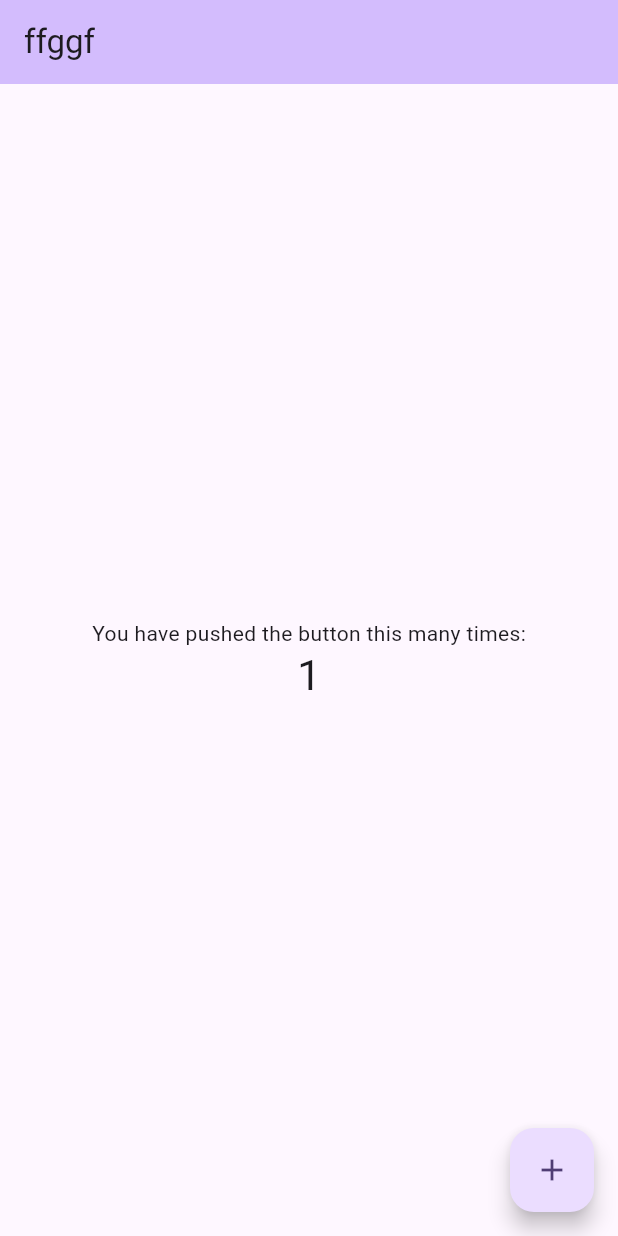
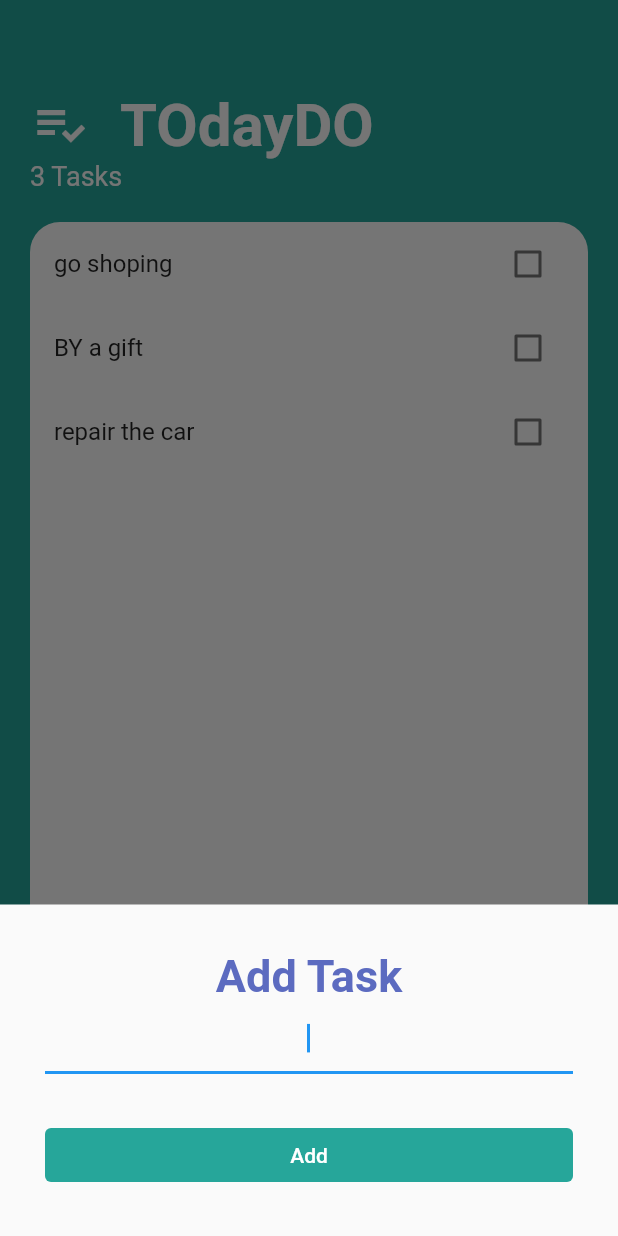
Before and after one commit to fatkarkach/mytask, a Flutter app: the screen it shows after launch, after a tap on the "add" icon, on a phone screen of 412 x 824 dp. Run offline on Flutter 3.47's test engine with Material 2 defaults, Android fonts, the phone set to English and light mode, and no system bars; missing offline and left inert: dart:ffi.

Commit message:
version 2

```diff
--- a/lib/main.dart
+++ b/lib/main.dart
@@ -1,125 +1,17 @@
 import 'package:flutter/material.dart';
+import 'screens/tasks_screen.dart';
 
 void main() {
   runApp(const MyApp());
 }
 
 class MyApp extends StatelessWidget {
-  const MyApp({super.key});
+  const MyApp({Key? key}) : super(key: key);
 
-  // This widget is the root of your application.
   @override
   Widget build(BuildContext context) {
     return MaterialApp(
-      title: 'Flutter Demo',
-      theme: ThemeData(
-        // This is the theme of your application.
-        //
-        // TRY THIS: Try running your application with "flutter run". You'll see
-        // the application has a blue toolbar. Then, without quitting the app,
-        // try changing the seedColor in the colorScheme below to Colors.green
-        // and then invoke "hot reload" (save your changes or press the "hot
-        // reload" button in a Flutter-supported IDE, or press "r" if you used
-        // the command line to start the app).
-        //
-        // Notice that the counter didn't reset back to zero; the application
-        // state is not lost during the reload. To reset the state, use hot
-        // restart instead.
-        //
-        // This works for code too, not just values: Most code changes can be
-        // tested with just a hot reload.
-        colorScheme: ColorScheme.fromSeed(seedColor: Colors.deepPurple),
-        useMaterial3: true,
-      ),
-      home: const MyHomePage(title: 'ffggf'),
+      home: TasksScreen(),
     );
   }
 }
-
-class MyHomePage extends StatefulWidget {
-  const MyHomePage({super.key, required this.title});
-
-  // This widget is the home page of your application. It is stateful, meaning
-  // that it has a State object (defined below) that contains fields that affect
-  // how it looks.
-
-  // This class is the configuration for the state. It holds the values (in this
-  // case the title) provided by the parent (in this case the App widget) and
-  // used by the build method of the State. Fields in a Widget subclass are
-  // always marked "final".
-
-  final String title;
-
-  @override
-  State<MyHomePage> createState() => _MyHomePageState();
-}
-
-class _MyHomePageState extends State<MyHomePage> {
-  int _counter = 0;
-
-  void _incrementCounter() {
-    setState(() {
-      // This call to setState tells the Flutter framework that something has
-      // changed in this State, which causes it to rerun the build method below
-      // so that the display can reflect the updated values. If we changed
-      // _counter without calling setState(), then the build method would not be
-      // called again, and so nothing would appear to happen.
-      _counter++;
-    });
-  }
-
-  @override
-  Widget build(BuildContext context) {
-    // This method is rerun every time setState is called, for instance as done
-    // by the _incrementCounter method above.
-    //
-    // The Flutter framework has been optimized to make rerunning build methods
-    // fast, so that you can just rebuild anything that needs updating rather
-    // than having to individually change instances of widgets.
-    return Scaffold(
-      appBar: AppBar(
-        // TRY THIS: Try changing the color here to a specific color (to
-        // Colors.amber, perhaps?) and trigger a hot reload to see the AppBar
-        // change color while the other colors stay the same.
-        backgroundColor: Theme.of(context).colorScheme.inversePrimary,
-        // Here we take the value from the MyHomePage object that was created by
-        // the App.build method, and use it to set our appbar title.
-        title: Text(widget.title),
-      ),
-      body: Center(
-        // Center is a layout widget. It takes a single child and positions it
-        // in the middle of the parent.
-        child: Column(
-          // Column is also a layout widget. It takes a list of children and
-          // arranges them vertically. By default, it sizes itself to fit its
-          // children horizontally, and tries to be as tall as its parent.
-          //
-          // Column has various properties to control how it sizes itself and
-          // how it positions its children. Here we use mainAxisAlignment to
-          // center the children vertically; the main axis here is the vertical
-          // axis because Columns are vertical (the cross axis would be
-          // horizontal).
-          //
-          // TRY THIS: Invoke "debug painting" (choose the "Toggle Debug Paint"
-          // action in the IDE, or press "p" in the console), to see the
-          // wireframe for each widget.
-          mainAxisAlignment: MainAxisAlignment.center,
-          children: <Widget>[
-            const Text(
-              'You have pushed the button this many times:',
-            ),
-            Text(
-              '$_counter',
-              style: Theme.of(context).textTheme.headlineMedium,
-            ),
-          ],
-        ),
-      ),
-      floatingActionButton: FloatingActionButton(
-        onPressed: _incrementCounter,
-        tooltip: 'Increment',
-        child: const Icon(Icons.add),
-      ), // This trailing comma makes auto-formatting nicer for build methods.
-    );
-  }
-}
--- /dev/null
+++ b/lib/models/task.dart
@@ -0,0 +1,8 @@
+class Task {
+  final String name;
+  bool isDone;
+  Task({required this.name, this.isDone = false});
+  void donechange() {
+    isDone = !isDone;
+  }
+}
--- /dev/null
+++ b/lib/screens/add_task_screen.dart
@@ -0,0 +1,49 @@
+// ignore_for_file: prefer_const_literals_to_create_immutables, prefer_const_constructors
+import 'package:flutter/material.dart';
+
+class AddTaskScreen extends StatelessWidget {
+  final Function addTaskCallback;
+  AddTaskScreen(this.addTaskCallback);
+
+  @override
+  Widget build(BuildContext context) {
+    String? newTaskTitle;
+    return Container(
+      padding: EdgeInsets.all(30),
+      child: Column(
+        crossAxisAlignment: CrossAxisAlignment.stretch,
+        children: [
+          Text(
+            'Add Task',
+            textAlign: TextAlign.center,
+            style: TextStyle(
+              fontSize: 30,
+              color: Colors.indigo[400],
+              fontWeight: FontWeight.bold,
+            ),
+          ),
+          TextField(
+            autofocus: true,
+            textAlign: TextAlign.center,
+            onChanged: (newText) {
+              newTaskTitle = newText;
+            },
+          ),
+          SizedBox(
+            height: 30,
+          ),
+          TextButton(
+            onPressed: () {
+              addTaskCallback(newTaskTitle);
+            },
+            child: Text('Add'),
+            style: TextButton.styleFrom(
+              backgroundColor: Colors.teal[400],
+              primary: Colors.white,
+            ),
+          ),
+        ],
+      ),
+    );
+  }
+}
--- /dev/null
+++ b/lib/screens/tasks_screen.dart
@@ -0,0 +1,83 @@
+// ignore_for_file: prefer_const_literals_to_create_immutables, prefer_const_constructors
+import 'package:flutter/material.dart';
+import 'package:firstapp/widget/Tasks_list.dart';
+import 'package:firstapp/screens/add_task_screen.dart';
+import 'package:firstapp/models/task.dart';
+
+class TasksScreen extends StatefulWidget {
+  const TasksScreen({Key? key}) : super(key: key);
+  @override
+  State<TasksScreen> createState() => _TasksScreenState();
+}
+
+class _TasksScreenState extends State<TasksScreen> {
+  List<Task> tasks = [
+    Task(name: 'go shoping'),
+    Task(name: 'BY a gift'),
+    Task(name: 'repair the car'),
+  ];
+
+  @override
+  Widget build(BuildContext context) {
+    return Scaffold(
+        floatingActionButtonLocation: FloatingActionButtonLocation.centerFloat,
+        floatingActionButton: FloatingActionButton(
+          onPressed: () {
+            showModalBottomSheet(
+                isScrollControlled: true,
+                context: context,
+                builder: (context) => SingleChildScrollView(
+                      child: Container(
+                        padding: EdgeInsets.only(
+                            bottom: MediaQuery.of(context).viewInsets.bottom),
+                        child: AddTaskScreen((newTaskTitle) {
+                          setState(() {
+                            tasks.add(Task(name: newTaskTitle));
+                            Navigator.pop(context);
+                          });
+                        }),
+                      ),
+                    ));
+          },
+          backgroundColor: Colors.indigo[400],
+          child: Icon(Icons.add),
+        ),
+        backgroundColor: Colors.teal[400],
+        body: Container(
+          padding: const EdgeInsets.only(
+            top: 60,
+            left: 20,
+            right: 20,
+            bottom: 80,
+          ),
+          child: Column(
+            crossAxisAlignment: CrossAxisAlignment.start,
+            children: [
+              Row(
+                children: [
+                  Icon(Icons.playlist_add_check, size: 40, color: Colors.white),
+                  SizedBox(width: 20),
+                  Text('TOdayDO',
+                      style: TextStyle(
+                          color: Colors.white,
+                          fontSize: 40,
+                          fontWeight: FontWeight.bold))
+                ],
+              ),
+              Text('${tasks.length} Tasks',
+                  style: TextStyle(color: Colors.white, fontSize: 18)),
+              SizedBox(height: 20),
+              Expanded(
+                  child: Container(
+                decoration: BoxDecoration(
+                    color: Colors.white,
+                    borderRadius: BorderRadius.all(
+                      Radius.circular(20),
+                    )),
+                child: TasksList(tasks),
+              ))
+            ],
+          ),
+        ));
+  }
+}
--- /dev/null
+++ b/lib/widget/Tasks_list.dart
@@ -0,0 +1,46 @@
+// ignore_for_file: prefer_const_literals_to_create_immutables, prefer_const_constructors
+import 'dart:ffi';
+
+import 'package:flutter/material.dart';
+import 'package:firstapp/widget/task_title.dart';
+import 'package:firstapp/models/task.dart';
+
+class TasksList extends StatefulWidget {
+  final List<Task> tasks;
+
+  TasksList(this.tasks);
+
+  @override
+  State<TasksList> createState() => _TasksListState();
+}
+
+class _TasksListState extends State<TasksList> {
+  @override
+  Widget build(BuildContext context) {
+    return ListView.builder(
+        itemCount: widget.tasks.length,
+        itemBuilder: (context, index) {
+          return TaskTile(
+            ischeked: widget.tasks[index].isDone,
+            taskTitle: widget.tasks[index].name,
+            checkboxChange: (newValue) {
+              setState(() {
+                widget.tasks[index].donechange();
+              });
+            },
+          );
+        });
+    // return ListView(
+    //   children: [
+    //     TaskTile(
+    //       taskTitle: tasks[0].name,
+    //       ischeked: tasks[0].isDone,
+    //     ),
+    //     TaskTile(
+    //       taskTitle: tasks[1].name,
+    //       ischeked: tasks[1].isDone,
+    //     ),
+    //   ],
+    // );
+  }
+}
--- /dev/null
+++ b/lib/widget/task_title.dart
@@ -0,0 +1,27 @@
+// ignore_for_file: prefer_const_literals_to_create_immutables, prefer_const_constructors
+import 'package:flutter/material.dart';
+
+class TaskTile extends StatelessWidget {
+  final bool ischeked;
+  final String taskTitle;
+  final void Function(bool?) checkboxChange;
+  TaskTile(
+      {required this.ischeked,
+      required this.taskTitle,
+      required this.checkboxChange});
+  @override
+  Widget build(BuildContext context) {
+    return ListTile(
+      title: Text(
+        taskTitle,
+        style:
+            TextStyle(decoration: ischeked ? TextDecoration.lineThrough : null),
+      ),
+      trailing: Checkbox(
+        activeColor: Colors.teal[400],
+        value: ischeked,
+        onChanged: checkboxChange,
+      ),
+    );
+  }
+}
```
